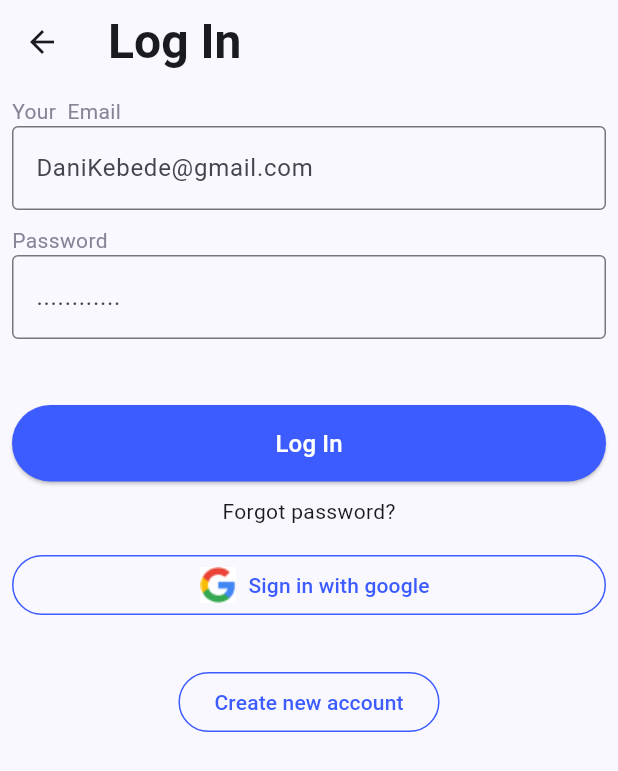
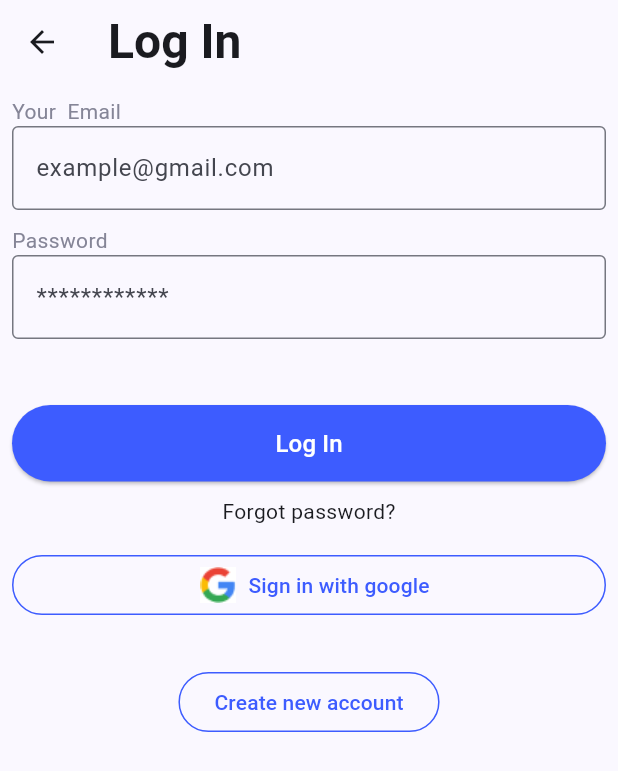
Before and after one commit to Eyobed9/EtLearn, a Flutter app: the screen it shows after launch, after a tap on "Skip", after a tap on "Log in", on a phone screen of 412 x 824 dp. Shown: the top 771 px of the screen. Run offline on Flutter 3.47's test engine with Material 3 defaults, Android fonts, the phone set to English and light mode, and no system bars; our stand-ins replace firebase_auth, firebase_core, google_sign_in, image_picker, supabase_flutter; missing offline and left inert: jitsi_meet_wrapper_platform_interface; accounts and stored records are empty; network calls fail.

Commit message:
feature: new update

```diff
--- a/analysis_options.yaml
+++ b/analysis_options.yaml
@@ -26,3 +26,9 @@ linter:
 
 # Additional information about this file can be found at
 # https://dart.dev/guides/language/analysis-options
+
+# Exclude local packages directory from analysis
+# (The main app uses the pub.dev version of jitsi_meet_wrapper)
+analyzer:
+  exclude:
+    - packages/**
--- a/lib/authentication/login_page.dart
+++ b/lib/authentication/login_page.dart
@@ -4,7 +4,6 @@ import 'package:et_learn/authentication/signup_page.dart';
 import 'auth.dart';
 import 'package:firebase_auth/firebase_auth.dart';
 import 'package:et_learn/services/user_sync_service.dart';
-import 'package:et_learn/screens/setup_profile.dart';
 
 class LoginPage extends StatefulWidget {
   const LoginPage({super.key});
@@ -31,16 +30,12 @@ class _LoginPage extends State<LoginPage> {
 
       final user = FirebaseAuth.instance.currentUser;
       if (user != null) {
-        await UserSyncService.syncFirebaseUser(user);
-        final needsSetup = await UserSyncService.needsProfileSetup(user);
         if (!mounted) return;
-        if (needsSetup) {
           Navigator.pushReplacement(
             context,
-            MaterialPageRoute(builder: (context) => const SetupProfilePage()),
+            MaterialPageRoute(builder: (context) => const WidgetTree()),
           );
           return;
-        }
       }
 
       if (!mounted) return;
@@ -77,7 +72,7 @@ class _LoginPage extends State<LoginPage> {
       if (needsSetup) {
         Navigator.pushReplacement(
           context,
-          MaterialPageRoute(builder: (context) => const SetupProfilePage()),
+          MaterialPageRoute(builder: (context) => const WidgetTree()),
         );
         return;
       }
@@ -117,7 +112,7 @@ class _LoginPage extends State<LoginPage> {
                 controller: _controllerEmail,
                 decoration: InputDecoration(
                   border: OutlineInputBorder(),
-                  hintText: 'DaniKebede@gmail.com',
+                  hintText: 'example@gmail.com',
                 ),
               ),
               Container(
@@ -136,7 +131,7 @@ class _LoginPage extends State<LoginPage> {
                 controller: _controllerPassword,
                 decoration: InputDecoration(
                   border: OutlineInputBorder(),
-                  hintText: '............',
+                  hintText: '************',
                 ),
               ),
               Container(
@@ -209,7 +204,7 @@ class _LoginPage extends State<LoginPage> {
                       padding: const EdgeInsets.only(top: 30.0),
                       child: OutlinedButton(
                         onPressed: () => {
-                          Navigator.push(
+                          Navigator.pushReplacement(
                             context,
                             MaterialPageRoute(
                               builder: (context) => const SignupPage(),
--- a/lib/screens/inbox_screen.dart
+++ b/lib/screens/inbox_screen.dart
@@ -194,7 +194,7 @@ class _InboxScreenState extends State<InboxScreen> {
           valueListenable: totalCreditsNotifier,
           builder: (context, totalCredits, _) {
             return Text(
-              'Inbox • $totalCredits credits',
+              'Inbox',
               style: const TextStyle(
                 color: Color(0xFF202244),
                 fontFamily: 'Jost',
--- a/lib/screens/my_home_page.dart
+++ b/lib/screens/my_home_page.dart
@@ -40,15 +40,21 @@ class _MyHomePageState extends State<MyHomePage> {
   }
 
   Future<void> _loadFeaturedContent() async {
-    await Future.wait([
-      _fetchFeaturedCourses(),
-      _fetchFeaturedMentors(),
-    ]);
+    await Future.wait([_fetchFeaturedCourses(), _fetchFeaturedMentors()]);
   }
 
   Future<void> _fetchFeaturedCourses() async {
     try {
-      final courses = await _dbService.getFeaturedCourses(limit: 6);
+      if (user == null) {
+        setState(() => loadingCourses = false);
+        return;
+      }
+
+      final courses = await _dbService.getFeaturedCourses(
+        currentUserUid: user!.uid,
+        limit: 6,
+      );
+
       setState(() {
         featuredCourses = courses;
         loadingCourses = false;
@@ -61,9 +67,10 @@ class _MyHomePageState extends State<MyHomePage> {
 
   Future<void> _fetchFeaturedMentors() async {
     try {
-      final mentors = await _dbService.getFeaturedMentors(limit: 6);
+      final mentors = await _dbService.getAllMentors();
+      debugPrint('Fetched mentors: $mentors');
       setState(() {
-        featuredMentors = mentors;
+        featuredMentors = mentors.take(3).toList(); // take top 2 for homepage
         loadingMentors = false;
       });
     } catch (e) {
@@ -81,12 +88,18 @@ class _MyHomePageState extends State<MyHomePage> {
           _header(),
           _pad(_searchBar(), top: 20),
           // Featured Courses Section
-          _pad(_sectionTitle("Featured Courses", onSeeMore: () {
+          _pad(
+            _sectionTitle(
+              "Featured Courses",
+              onSeeMore: () {
                 Navigator.push(
                   context,
                   MaterialPageRoute(builder: (_) => const AllCoursesPage()),
                 );
-          }), top: 30),
+              },
+            ),
+            top: 30,
+          ),
           _pad(
             loadingCourses
                 ? const Center(child: CircularProgressIndicator())
@@ -127,12 +140,18 @@ class _MyHomePageState extends State<MyHomePage> {
             top: 20,
           ),
           // Featured Mentors Section
-          _pad(_sectionTitle("Featured Mentors", onSeeMore: () {
+          _pad(
+            _sectionTitle(
+              "Featured Mentors",
+              onSeeMore: () {
                 Navigator.push(
                   context,
                   MaterialPageRoute(builder: (_) => const AllMentorsPage()),
                 );
-          }), top: 30),
+              },
+            ),
+            top: 30,
+          ),
           _pad(_featuredMentors(), top: 15),
         ],
       ),
@@ -142,15 +161,21 @@ class _MyHomePageState extends State<MyHomePage> {
   @override
   Widget build(BuildContext context) {
     return BaseScaffold(
-      floatingActionButton: FloatingActionButton(
+      floatingActionButton: FloatingActionButton.extended(
         onPressed: () {
           Navigator.push(
             context,
             MaterialPageRoute(builder: (_) => const CreateCoursePage()),
           );
         },
-        child: const Icon(Icons.add),
+        icon: const Icon(Icons.add, color: Colors.white),
+        label: const Text(
+          "Create Course",
+          style: TextStyle(fontWeight: FontWeight.w600, color: Colors.white),
         ),
+        backgroundColor: const Color(0xFF167F71),
+      ),
+
       bottomNavigationBar: BottomNavigationBar(
         currentIndex: _currentIndex,
         type: BottomNavigationBarType.fixed,
@@ -344,7 +369,6 @@ class _MyHomePageState extends State<MyHomePage> {
     );
   }
 
-
   Widget _featuredMentors() {
     if (loadingMentors) {
       return const Center(child: CircularProgressIndicator());
@@ -360,7 +384,8 @@ class _MyHomePageState extends State<MyHomePage> {
         scrollDirection: Axis.horizontal,
         children: [
           const SizedBox(width: 4),
-          ...featuredMentors.take(6).map((mentor) {
+          ...featuredMentors.take(2).map((mentor) {
+            // <-- only take top 2
             return Padding(
               padding: const EdgeInsets.only(right: 12),
               child: GestureDetector(
@@ -368,13 +393,15 @@ class _MyHomePageState extends State<MyHomePage> {
                   Navigator.push(
                     context,
                     MaterialPageRoute(
-                      builder: (_) => MentorProfilePage(mentorUid: mentor['uid']),
+                      builder: (_) =>
+                          MentorProfilePage(mentorUid: mentor['uid']),
                     ),
                   );
                 },
                 child: MentorTile(
                   name: mentor['full_name'] ?? 'Unknown',
-                  subtitle: (mentor['subjects_teach'] as List?)?.isNotEmpty == true
+                  subtitle:
+                      (mentor['subjects_teach'] as List?)?.isNotEmpty == true
                       ? (mentor['subjects_teach'] as List).first.toString()
                       : 'Mentor',
                   photoUrl: mentor['photo_url']?.toString(),
--- a/lib/screens/setup_profile.dart
+++ b/lib/screens/setup_profile.dart
@@ -112,11 +112,15 @@ class _SetupProfilePageState extends State<SetupProfilePage> {
                 onPressed: saveProfile,
                 style: ElevatedButton.styleFrom(
                   minimumSize: const Size(double.infinity, 55),
+                  backgroundColor: const Color(0xFF0961F5),
                   shape: RoundedRectangleBorder(
                     borderRadius: BorderRadius.circular(30),
                   ),
                 ),
-                child: const Text('Complete Setup'),
+                child: const Text(
+                  'Complete Setup',
+                  style: TextStyle(fontSize: 18, color: Colors.white),
+                ),
               ),
             ],
           ),
--- a/lib/services/database_service.dart
+++ b/lib/services/database_service.dart
@@ -3,6 +3,21 @@ import 'package:supabase_flutter/supabase_flutter.dart';
 /// Database service for courses, mentors, requests, enrollments, messages
 class DatabaseService {
   final SupabaseClient _supabase = Supabase.instance.client;
+  // =========== Mentors ===========
+  // Fetch all mentors (users with at least 1 subject to teach)
+  Future<List<Map<String, dynamic>>> getMentors() async {
+    try {
+      final response = await _supabase
+          .from('users')
+          .select()
+          .not('subjects_teach', 'is', null); // only users who can teach
+
+      // Convert response to List<Map<String, dynamic>>
+      return List<Map<String, dynamic>>.from(response);
+        } catch (e) {
+      return [];
+    }
+  }
 
   // ========== Courses ==========
 
@@ -35,8 +50,24 @@ class DatabaseService {
   }
 
   /// Get featured courses (latest courses, limited)
-  Future<List<Map<String, dynamic>>> getFeaturedCourses({int limit = 6}) async {
-    return getAllCourses(limit: limit);
+  Future<List<Map<String, dynamic>>> getFeaturedCourses({
+    required String currentUserUid,
+    int limit = 6,
+  }) async {
+    final response = await _supabase
+        .from('courses')
+        .select('''
+          *,
+          users:creator_uid (
+            uid,
+            full_name
+          )
+        ''')
+        .neq('creator_uid', currentUserUid)
+        .order('created_at', ascending: false)
+        .limit(limit);
+
+    return List<Map<String, dynamic>>.from(response);
   }
 
   /// Get course by ID
@@ -95,7 +126,9 @@ class DatabaseService {
   }
 
   /// Get courses created by a user
-  Future<List<Map<String, dynamic>>> getCoursesByCreator(String creatorUid) async {
+  Future<List<Map<String, dynamic>>> getCoursesByCreator(
+    String creatorUid,
+  ) async {
     final response = await _supabase
         .from('courses')
         .select('''
@@ -117,7 +150,9 @@ class DatabaseService {
   }
 
   /// Get courses enrolled by a user
-  Future<List<Map<String, dynamic>>> getEnrolledCourses(String learnerUid) async {
+  Future<List<Map<String, dynamic>>> getEnrolledCourses(
+    String learnerUid,
+  ) async {
     final response = await _supabase
         .from('enrollments')
         .select('''
@@ -155,7 +190,9 @@ class DatabaseService {
   Future<List<Map<String, dynamic>>> getAllMentors({int limit = 100}) async {
     final response = await _supabase
         .from('users')
-        .select('uid, email, full_name, photo_url, bio, skills, subjects_teach, credits')
+        .select(
+          'uid, email, full_name, photo_url, bio, skills, subjects_teach, credits',
+        )
         .order('created_at', ascending: false)
         .limit(limit);
 
@@ -198,7 +235,9 @@ class DatabaseService {
   Future<List<Map<String, dynamic>>> searchMentors(String query) async {
     final response = await _supabase
         .from('users')
-        .select('uid, email, full_name, photo_url, bio, skills, subjects_teach, credits')
+        .select(
+          'uid, email, full_name, photo_url, bio, skills, subjects_teach, credits',
+        )
         .or('full_name.ilike.%$query%,bio.ilike.%$query%')
         .order('created_at', ascending: false);
 
@@ -209,7 +248,9 @@ class DatabaseService {
   Future<Map<String, dynamic>?> getMentorProfile(String mentorUid) async {
     final response = await _supabase
         .from('users')
-        .select('uid, email, full_name, photo_url, bio, skills, subjects_teach, credits, created_at')
+        .select(
+          'uid, email, full_name, photo_url, bio, skills, subjects_teach, credits, created_at',
+        )
         .eq('uid', mentorUid)
         .maybeSingle();
 
@@ -217,13 +258,12 @@ class DatabaseService {
   }
 
   /// Search both courses and mentors
-  Future<Map<String, List<Map<String, dynamic>>>> searchAll(String query) async {
+  Future<Map<String, List<Map<String, dynamic>>>> searchAll(
+    String query,
+  ) async {
     final courses = await searchCourses(query);
     final mentors = await searchMentors(query);
-    return {
-      'courses': courses,
-      'mentors': mentors,
-    };
+    return {'courses': courses, 'mentors': mentors};
   }
 
   // ========== Course Requests ==========
@@ -280,7 +320,9 @@ class DatabaseService {
   }
 
   /// Get course requests sent by a learner (outgoing requests)
-  Future<List<Map<String, dynamic>>> getLearnerRequests(String learnerUid) async {
+  Future<List<Map<String, dynamic>>> getLearnerRequests(
+    String learnerUid,
+  ) async {
     final response = await _supabase
         .from('course_requests')
         .select('''
@@ -311,11 +353,18 @@ class DatabaseService {
   }
 
   /// Accept a course request
-  Future<void> acceptCourseRequest(int requestId, String learnerUid, int courseId) async {
+  Future<void> acceptCourseRequest(
+    int requestId,
+    String learnerUid,
+    int courseId,
+  ) async {
     // Update request status
     await _supabase
         .from('course_requests')
-        .update({'status': 'accepted', 'updated_at': DateTime.now().toIso8601String()})
+        .update({
+          'status': 'accepted',
+          'updated_at': DateTime.now().toIso8601String(),
+        })
         .eq('id', requestId);
 
     // Create enrollment
@@ -331,7 +380,10 @@ class DatabaseService {
   Future<void> rejectCourseRequest(int requestId) async {
     await _supabase
         .from('course_requests')
-        .update({'status': 'rejected', 'updated_at': DateTime.now().toIso8601String()})
+        .update({
+          'status': 'rejected',
+          'updated_at': DateTime.now().toIso8601String(),
+        })
         .eq('id', requestId);
   }
 
@@ -358,10 +410,14 @@ class DatabaseService {
             photo_url
           )
         ''')
-        .or('and(sender_uid.eq.$userId1,receiver_uid.eq.$userId2),and(sender_uid.eq.$userId2,receiver_uid.eq.$userId1)');
+        .or(
+          'and(sender_uid.eq.$userId1,receiver_uid.eq.$userId2),and(sender_uid.eq.$userId2,receiver_uid.eq.$userId1)',
+        );
 
     final response = courseId != null
-        ? await query.eq('course_id', courseId).order('created_at', ascending: true)
+        ? await query
+              .eq('course_id', courseId)
+              .order('created_at', ascending: true)
         : await query.order('created_at', ascending: true);
 
     return List<Map<String, dynamic>>.from(response);
@@ -430,7 +486,9 @@ class DatabaseService {
   Future<Map<String, dynamic>?> getUserProfile(String uid) async {
     final response = await _supabase
         .from('users')
-        .select('uid, email, full_name, photo_url, bio, skills, subjects_teach, credits, created_at')
+        .select(
+          'uid, email, full_name, photo_url, bio, skills, subjects_teach, credits, created_at',
+        )
         .eq('uid', uid)
         .maybeSingle();
 
@@ -438,13 +496,13 @@ class DatabaseService {
   }
 
   /// Update user profile
-  Future<void> updateUserProfile(String uid, Map<String, dynamic> updates) async {
+  Future<void> updateUserProfile(
+    String uid,
+    Map<String, dynamic> updates,
+  ) async {
     await _supabase
         .from('users')
-        .update({
-          ...updates,
-          'updated_at': DateTime.now().toIso8601String(),
-        })
+        .update({...updates, 'updated_at': DateTime.now().toIso8601String()})
         .eq('uid', uid);
   }
 
```
Also changed, not shown: lib/screens/all_mentors_page.dart (+24 -13 lines), 4 other files. Lines whose indentation alone changed are shown as unchanged.
